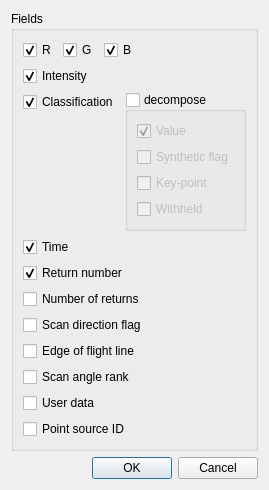
This is qCC/ui_templates/openLASFileDlg.ui in CloudCompare/CloudCompare as Qt 5 draws it before an edit. The edited form follows.
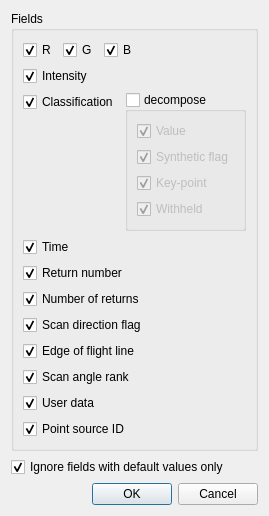
This is the edited form.

Diff of the .ui file:
```diff
--- a/qCC/ui_templates/openLASFileDlg.ui
+++ b/qCC/ui_templates/openLASFileDlg.ui
@@ -7,7 +7,7 @@
     <x>0</x>
     <y>0</y>
     <width>242</width>
-    <height>457</height>
+    <height>503</height>
    </rect>
   </property>
   <property name="windowTitle">
@@ -138,6 +138,9 @@
              <property name="text">
               <string>Synthetic flag</string>
              </property>
+             <property name="checked">
+              <bool>true</bool>
+             </property>
             </widget>
            </item>
            <item>
@@ -145,6 +148,9 @@
              <property name="text">
               <string>Key-point</string>
              </property>
+             <property name="checked">
+              <bool>true</bool>
+             </property>
             </widget>
            </item>
            <item>
@@ -152,6 +158,9 @@
              <property name="text">
               <string>Withheld</string>
              </property>
+             <property name="checked">
+              <bool>true</bool>
+             </property>
             </widget>
            </item>
           </layout>
@@ -184,6 +193,9 @@
         <property name="text">
          <string>Number of returns</string>
         </property>
+        <property name="checked">
+         <bool>true</bool>
+        </property>
        </widget>
       </item>
       <item>
@@ -191,6 +203,9 @@
         <property name="text">
          <string>Scan direction flag</string>
         </property>
+        <property name="checked">
+         <bool>true</bool>
+        </property>
        </widget>
       </item>
       <item>
@@ -198,6 +213,9 @@
         <property name="text">
          <string>Edge of flight line</string>
         </property>
+        <property name="checked">
+         <bool>true</bool>
+        </property>
        </widget>
       </item>
       <item>
@@ -205,6 +223,9 @@
         <property name="text">
          <string>Scan angle rank</string>
         </property>
+        <property name="checked">
+         <bool>true</bool>
+        </property>
        </widget>
       </item>
       <item>
@@ -212,6 +233,9 @@
         <property name="text">
          <string>User data</string>
         </property>
+        <property name="checked">
+         <bool>true</bool>
+        </property>
        </widget>
       </item>
       <item>
@@ -219,11 +243,24 @@
         <property name="text">
          <string>Point source ID</string>
         </property>
+        <property name="checked">
+         <bool>true</bool>
+        </property>
        </widget>
       </item>
      </layout>
     </widget>
    </item>
+   <item>
+    <widget class="QCheckBox" name="ignoreDefaultFieldsCheckBox">
+     <property name="text">
+      <string>Ignore fields with default values only</string>
+     </property>
+     <property name="checked">
+      <bool>true</bool>
+     </property>
+    </widget>
+   </item>
    <item>
     <spacer name="verticalSpacer_2">
      <property name="orientation">
```
